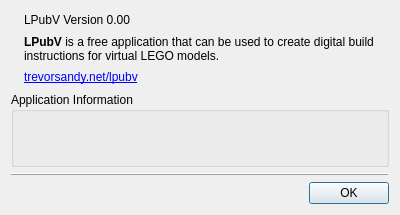
This is aboutdialog.ui in trevorsandy/lpub3d as Qt 5 draws it before an edit. The edited form follows.
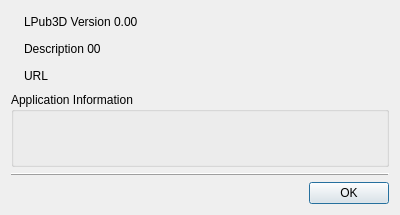
This is the edited form. Icons and pictures are not drawn.

Commit message: Integrate build numbering process, fixes

```diff
--- a/aboutdialog.ui
+++ b/aboutdialog.ui
@@ -39,14 +39,14 @@
          <item>
           <widget class="QLabel" name="version">
            <property name="text">
-            <string>LPubV Version 0.00</string>
+            <string>LPub3D Version 0.00</string>
            </property>
           </widget>
          </item>
          <item>
           <widget class="QLabel" name="description">
            <property name="text">
-            <string>&lt;html&gt;&lt;head/&gt;&lt;body&gt;&lt;p&gt;&lt;span style=&quot; font-weight:600;&quot;&gt;LPubV&lt;/span&gt; is a free application that can be used to create digital build instructions for virtual LEGO models.&lt;/p&gt;&lt;/body&gt;&lt;/html&gt;</string>
+            <string>Description 00</string>
            </property>
            <property name="wordWrap">
             <bool>true</bool>
@@ -56,7 +56,7 @@
          <item>
           <widget class="QLabel" name="url">
            <property name="text">
-            <string>&lt;a href=&quot;trevorsandy.net/lpubv&quot;&gt;trevorsandy.net/lpubv&lt;/a&gt;</string>
+            <string>URL</string>
            </property>
            <property name="openExternalLinks">
             <bool>true</bool>
```
Left out of the diff: 2 changed lines with no effect on the pictures. The commit also changes 30 other files.
